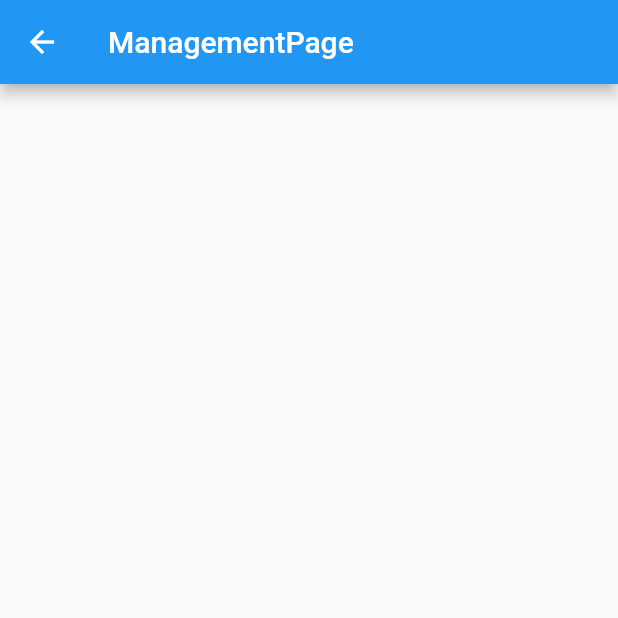
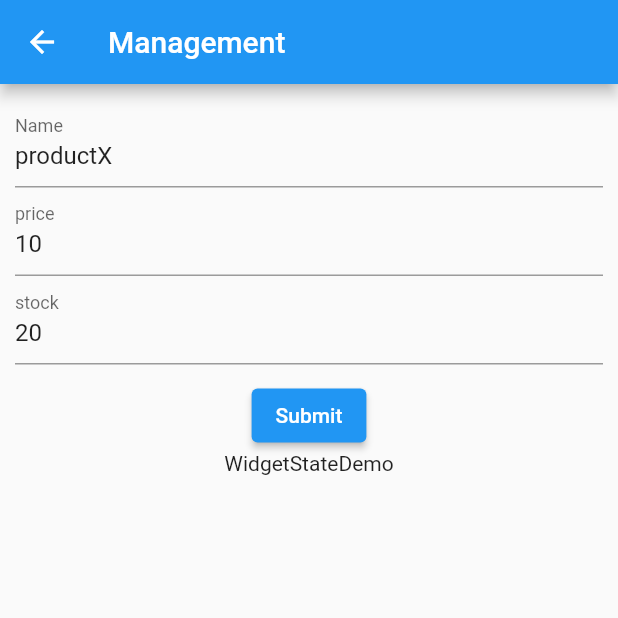
Before and after one commit to piyapong-it/demo1, a Flutter app: the ManagementPage screen opened by its route, on a phone screen of 412 x 824 dp, the top half of it. Run offline on Flutter 3.47's test engine with Material 2 defaults, Android fonts, the phone set to English and light mode, and no system bars; our stand-ins replace another_flushbar, bloc, dio, equatable, flutter_bloc, location and 1 more; accounts and stored records are empty; network calls fail.

Commit message:
ใช้ From ในการเช็ต validate field ใช้ GlobalKey

```diff
--- a/lib/src/models/product.dart
+++ b/lib/src/models/product.dart
@@ -4,27 +4,29 @@
 
 import 'dart:convert';
 
-List<Product> productFromJson(String str) => List<Product>.from(json.decode(str).map((x) => Product.fromJson(x)));
+List<Product> productFromJson(String str) =>
+    List<Product>.from(json.decode(str).map((x) => Product.fromJson(x)));
 
-String productToJson(List<Product> data) => json.encode(List<dynamic>.from(data.map((x) => x.toJson())));
+String productToJson(List<Product> data) =>
+    json.encode(List<dynamic>.from(data.map((x) => x.toJson())));
 
 class Product {
-    final int id;
-    final String name;
-    final String image;
-    final int stock;
-    final int price;
-    final DateTime createdAt;
-    final DateTime updatedAt;
+  final int? id;
+  String name;
+  String? image;
+  int stock;
+  int price;
+  final DateTime? createdAt;
+  final DateTime? updatedAt;
 
   Product({
-        required this.id,
+    this.id,
     required this.name,
-        required this.image,
+    this.image,
     required this.stock,
     required this.price,
-        required this.createdAt,
-        required this.updatedAt,
+    this.createdAt,
+    this.updatedAt,
   });
 
   factory Product.fromJson(Map<String, dynamic> json) => Product(
@@ -43,7 +45,7 @@ class Product {
         "image": image,
         "stock": stock,
         "price": price,
-        "created_at": createdAt.toIso8601String(),
-        "updated_at": updatedAt.toIso8601String(),
+        "created_at": createdAt?.toIso8601String(),
+        "updated_at": updatedAt?.toIso8601String(),
       };
 }
--- a/lib/src/pages/management/management_page.dart
+++ b/lib/src/pages/management/management_page.dart
@@ -1,20 +1,92 @@
+import 'dart:io';
+
 import 'package:flutter/material.dart';
 
+import '../../app.dart';
+import '../../constants/network_api.dart';
+import '../../models/product.dart';
+
 class ManagementPage extends StatefulWidget {
-  const ManagementPage({super.key});
+  const ManagementPage({Key? key}) : super(key: key);
 
   @override
   State<ManagementPage> createState() => _ManagementPageState();
 }
 
 class _ManagementPageState extends State<ManagementPage> {
+  final _form = GlobalKey<FormState>();
+  final _widgetStateDemo = GlobalKey<WidgetStateDemoState>();
+  var _product = Product(name: "productX", price: 10, stock: 20);
+  var _editMode = false;
+  File? _imageFile;
+
   @override
   Widget build(BuildContext context) {
+    final Object? arguments = ModalRoute.of(context)?.settings.arguments;
+    if (arguments != null && arguments is Product) {
+      _product = arguments;
+      _editMode = true;
+    }
+
     return Scaffold(
-      appBar: AppBar(
-        title: Text("ManagementPage"),
-      ),
-      body: SizedBox(),
-    );
+        appBar: AppBar(
+          title: Text('Management'),
+        ),
+        body: Container(
+          padding: const EdgeInsets.all(10),
+          child: Column(
+            crossAxisAlignment: CrossAxisAlignment.start,
+            children: [
+              Form(
+                  key: _form,
+                  child: Column(
+                    children: [
+                      TextFormField(
+                        decoration: const InputDecoration(labelText: "Name"),
+                        initialValue: _product.name,
+                        onSaved: (value) => _product.name = value ?? "",
+                      ),
+                      TextFormField(
+                        decoration: const InputDecoration(labelText: "price"),
+                        initialValue: formatNumber.format(_product.price),
+                         onSaved: (value) => _product.price = int.parse(value?.replaceAll(",", "") ?? "0"),
+                      ),
+                      TextFormField(
+                        decoration: const InputDecoration(labelText: "stock"),
+                        initialValue: formatNumber.format(_product.stock),
+                        onSaved: (value) => _product.stock = int.parse(value?.replaceAll(",", "") ?? "0"),
+                      ),
+                      SizedBox(
+                        height: 10,
+                      ),
+                      ElevatedButton(onPressed: () {
+                        _form.currentState?.save();
+                        print("${_product.name}, ${_product.price},${_product.stock}");
+                        _widgetStateDemo.currentState?.callMe();
+                      }, child: Text("Submit")),
+                      WidgetStateDemo(key: _widgetStateDemo)
+                    ],
+                  ))
+            ],
+          ),
+        ));
   }
 }
+class WidgetStateDemo extends StatefulWidget {
+  const WidgetStateDemo({super.key});
+
+  @override
+  State<WidgetStateDemo> createState() => WidgetStateDemoState();
+}
+
+class WidgetStateDemoState extends State<WidgetStateDemo> {
+
+  callMe(){
+    print("CallME");
+  }
+
+  @override
+  Widget build(BuildContext context) {
+    return Text("WidgetStateDemo");
+  }
+}
```
Also changed, not shown: lib/src/bloc/home/home_bloc.dart (+6 -2 lines), lib/src/pages/home/home_page.dart (+60 -44 lines), lib/src/pages/home/widgets/product_item.dart (+12 -5 lines). Lines whose indentation alone changed are shown as unchanged.
